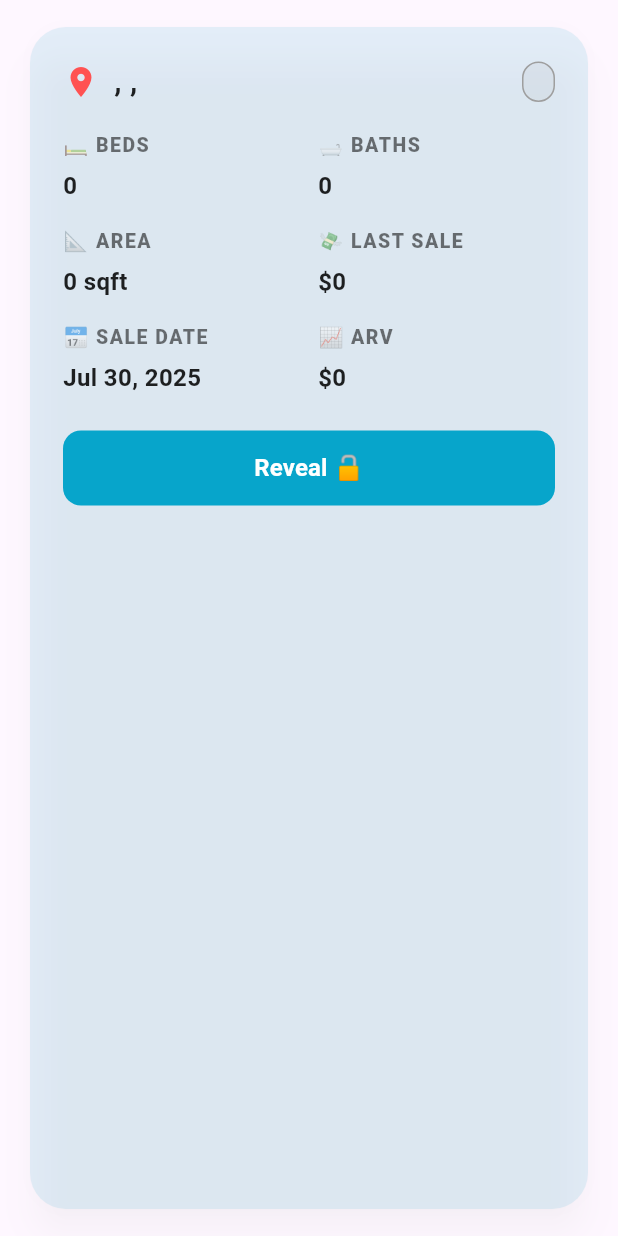
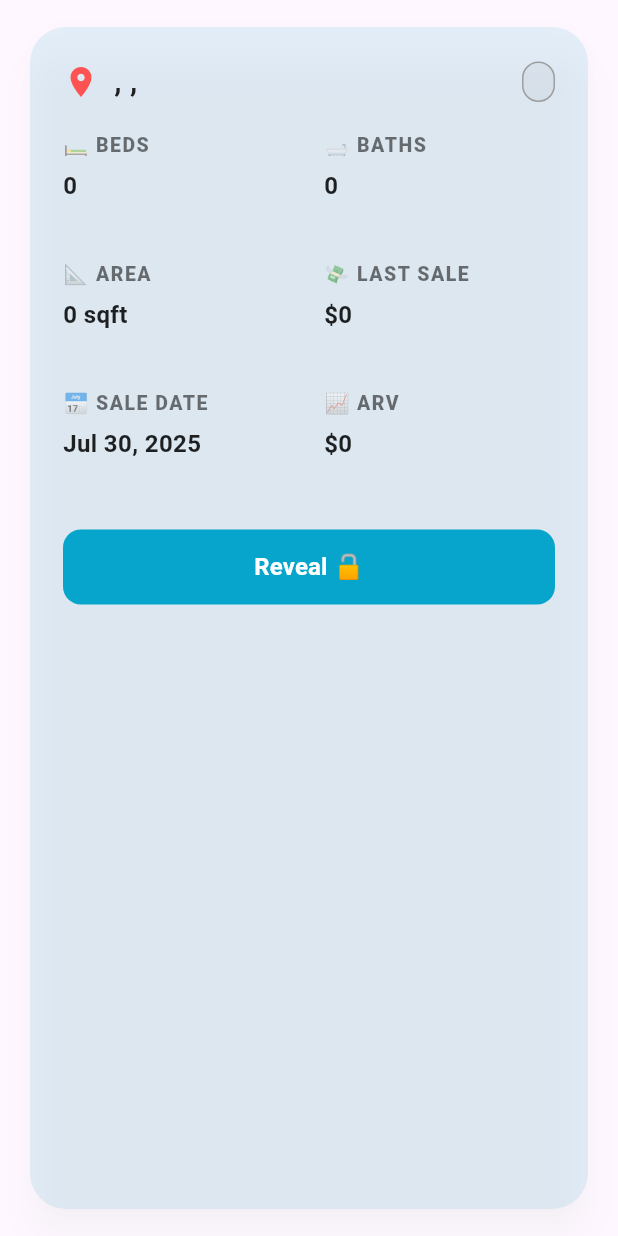
Before and after one commit to MuneebCS/propiq, a Flutter app: the RevealedPropertyCard widget shown alone on an empty page, opened directly with empty values, on a phone screen of 412 x 824 dp. Run offline on Flutter 3.47's test engine with Material 3 defaults, Android fonts, the phone set to English and light mode, and no system bars; our stand-ins replace image_picker; missing offline and left inert: mapbox_maps_flutter.

Commit message:
Fix Layout issues

```diff
--- a/lib/features/Maps/components/PropertyCard/RevealedPropertyCard.dart
+++ b/lib/features/Maps/components/PropertyCard/RevealedPropertyCard.dart
@@ -77,9 +77,18 @@ class RevealedPropertyCard extends StatelessWidget {
   }
 
   Widget _infoGrid() {
-    return Wrap(
-      runSpacing: 16,
-      spacing: 30,
+    return LayoutBuilder(
+      builder: (context, constraints) {
+        // Decide number of columns based on available width
+        int columns = (constraints.maxWidth / 160).floor().clamp(2, 3); // Min 2, max 3 columns
+
+        return GridView.count(
+          crossAxisCount: columns,
+          crossAxisSpacing: 20,
+          mainAxisSpacing: 16,
+          shrinkWrap: true,
+          physics: const NeverScrollableScrollPhysics(),
+          childAspectRatio: 2.2, // Adjust as needed
           children: [
             _infoBox('🛏️ Beds', '${property.beds}'),
             _infoBox('🛁 Baths', '${property.baths}'),
@@ -89,7 +98,10 @@ class RevealedPropertyCard extends StatelessWidget {
             _infoBox('📈 ARV', '\$${_formatNumber(property.arv)}'),
           ],
         );
+      },
+    );
   }
+
 
   Widget _infoBox(String label, String value) {
     return SizedBox(
```
Also changed, not shown: lib/features/Maps/components/PropertyCard/ExclusivePropertyCard.dart (+19 -4 lines). Lines whose indentation alone changed are shown as unchanged.
